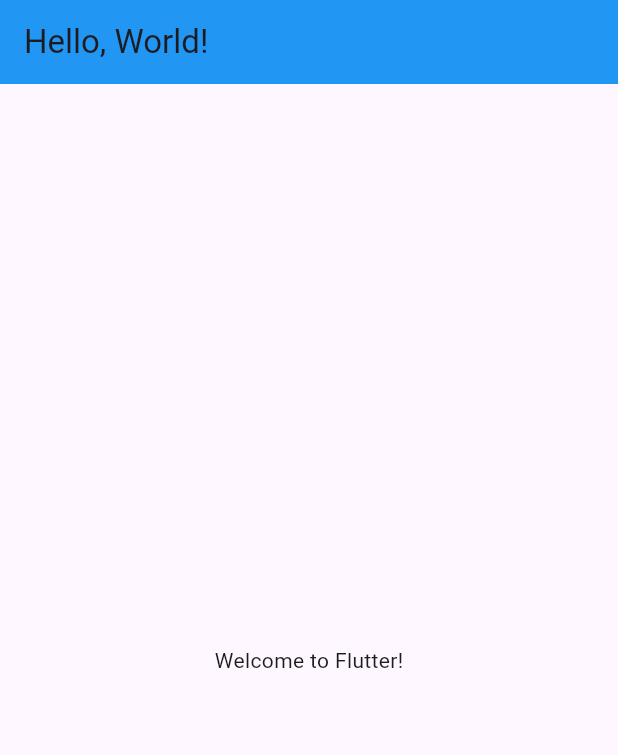
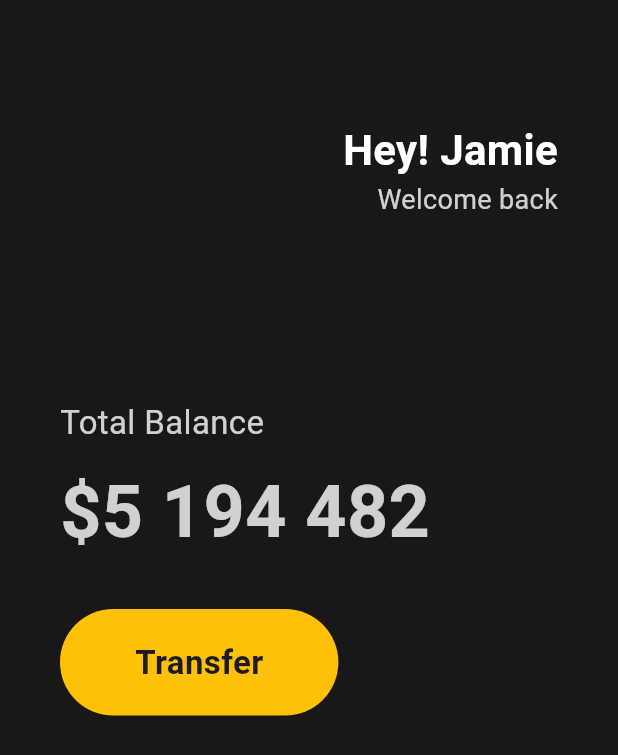
Before and after one commit to minjae-dev/stop-watch-app, a Flutter app: the screen it shows after launch, on a phone screen of 412 x 824 dp. Shown: the top 755 px of the screen. Run offline on Flutter 3.47's test engine with Material 3 defaults, Android fonts, the light colour scheme and no system bars.

Commit message:
UI Header and Button section

```diff
--- a/lib/main.dart
+++ b/lib/main.dart
@@ -11,12 +11,82 @@
   Widget build(BuildContext context) {
     return MaterialApp(
       home: Scaffold(
-        appBar: AppBar(
-          title: Text('Hello, World!'),
-          centerTitle: false,
-          backgroundColor: Colors.blue,
+        body: Padding(
+          padding: const EdgeInsets.symmetric(horizontal: 40),
+          child: Column(
+            crossAxisAlignment: CrossAxisAlignment.start,
+            children: [
+              SizedBox(height: 80),
+              Row(
+                mainAxisAlignment: MainAxisAlignment.end,
+                children: [
+                  Column(
+                    crossAxisAlignment: CrossAxisAlignment.end,
+                    children: [
+                      Text(
+                        'Hey! Jamie',
+                        style: TextStyle(
+                          color: Colors.white,
+                          fontSize: 28,
+                          fontWeight: FontWeight.w600,
+                        ),
+                      ),
+                      Text(
+                        'Welcome back',
+                        style: TextStyle(
+                          color: Colors.white.withAlpha(204),
+                          fontSize: 18,
+                        ),
+                      ),
+                    ],
+                  ),
+                ],
+              ),
+              SizedBox(height: 120),
+              Text(
+                'Total Balance',
+                style: TextStyle(
+                  color: Colors.white.withAlpha(204),
+                  fontSize: 22,
+                ),
+              ),
+              SizedBox(height: 10),
+              Text(
+                '\$5 194 482',
+                style: TextStyle(
+                  color: Colors.white.withAlpha(204),
+                  fontSize: 48,
+                  fontWeight: FontWeight.w600,
+                ),
+              ),
+              SizedBox(height: 30),
+              Row(
+                children: [
+                  Container(
+                    decoration: BoxDecoration(
+                      color: Colors.amber,
+                      borderRadius: BorderRadius.circular(50),
+                    ),
+                    child: Padding(
+                      padding: const EdgeInsets.symmetric(
+                        horizontal: 50,
+                        vertical: 20,
+                      ),
+                      child: Text(
+                        'Transfer',
+                        style: TextStyle(
+                          fontSize: 22,
+                          fontWeight: FontWeight.w600,
+                        ),
+                      ),
+                    ),
+                  ),
+                ],
+              ),
+            ],
+          ),
         ),
-        body: Center(child: Text('Welcome to Flutter!')),
+        backgroundColor: Color(0xFF181818),
       ),
     );
   }
```
Also changed, not shown: 1 other file.
